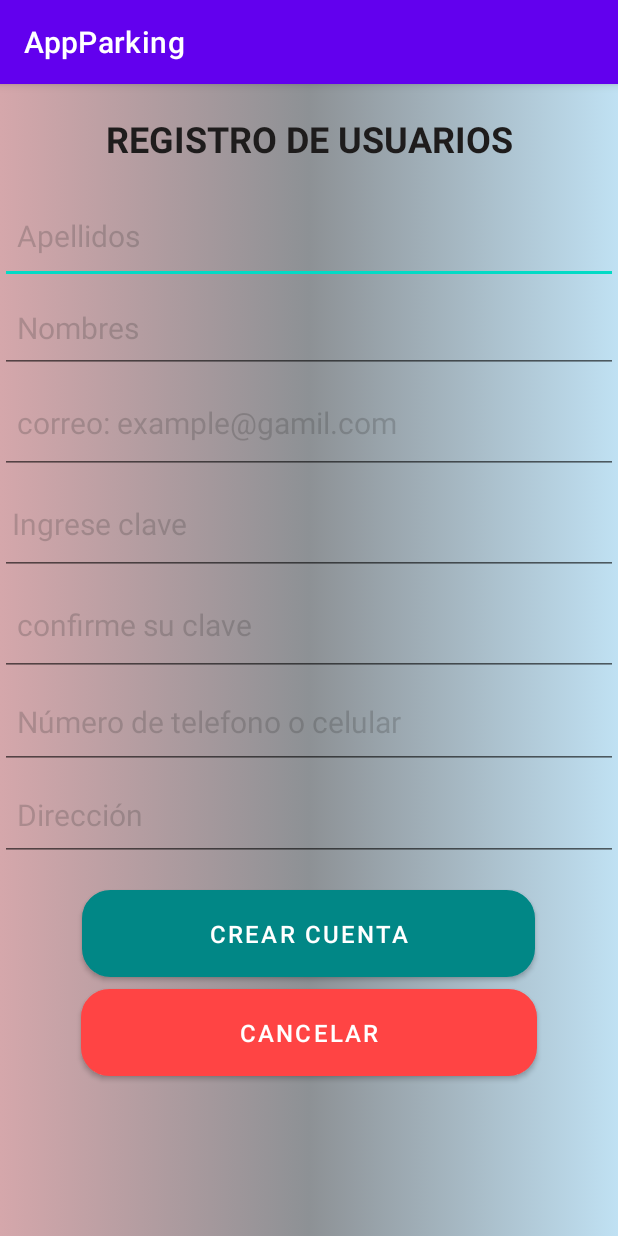
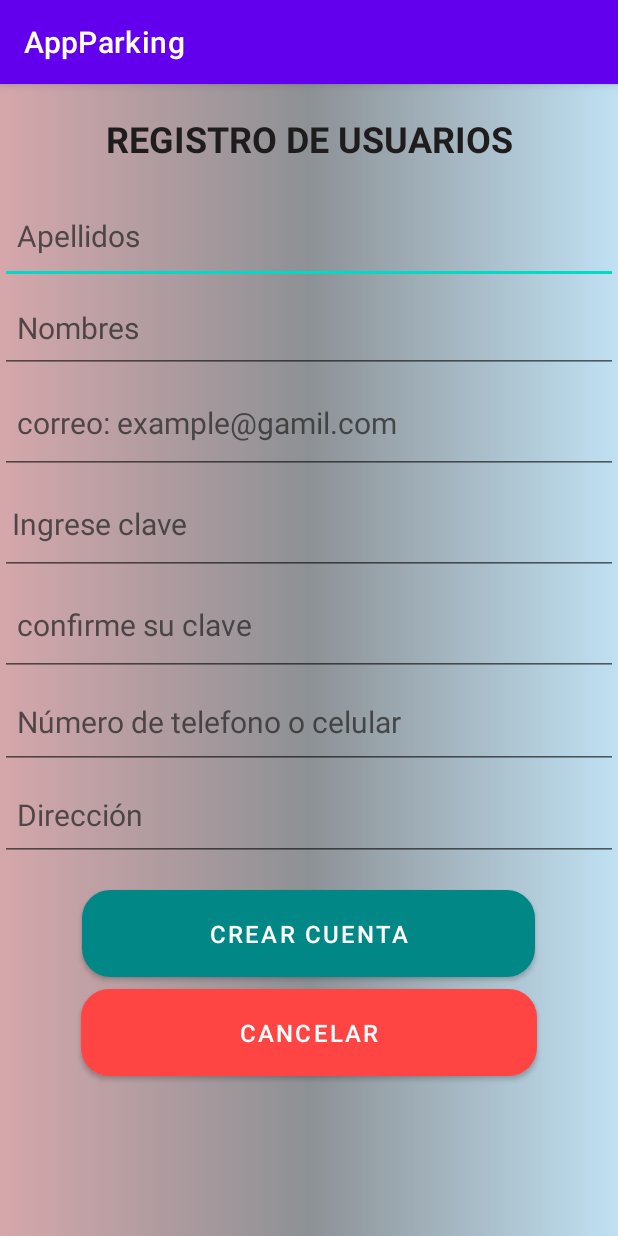
Before and after one commit to Alatriz18/AppParking1, an Android app: the activity_registro screen opened directly, with no data from a screen before it, on a phone screen of 412 x 824 dp. Run offline under Robolectric (Android 15) with nearby library versions, the phone set to English and light mode, and no system bars.

Commit message:
Update activity_registro.xml

```diff
--- a/app/src/main/res/layout/activity_registro.xml
+++ b/app/src/main/res/layout/activity_registro.xml
@@ -33,9 +33,9 @@
             android:hint="Apellidos"
             android:inputType="textPersonName"
             android:paddingLeft="11dp"
-            android:textColorHint="#392E2C2C"
-            android:textSize="20sp"
-            android:required="true"/>
+            android:required="true"
+            android:textColorHint="#C92E2C2C"
+            android:textSize="20sp" />
 
         <EditText
             android:id="@+id/txtNombres"
@@ -45,9 +45,9 @@
             android:hint="Nombres"
             android:inputType="textPersonName"
             android:paddingLeft="11dp"
-            android:textColorHint="#392E2C2C"
-            android:textSize="20sp"
-            android:required="true"/>
+            android:required="true"
+            android:textColorHint="#C92E2C2C"
+            android:textSize="20sp" />
 
         <EditText
             android:id="@+id/txtCorreo"
@@ -59,9 +59,9 @@
             android:hint="correo: example@gamil.com"
             android:inputType="textEmailAddress"
             android:paddingLeft="11dp"
-            android:textColorHint="#392E2C2C"
-            android:textSize="20sp"
-            android:required="true"/>
+            android:required="true"
+            android:textColorHint="#C92E2C2C"
+            android:textSize="20sp" />
 
         <EditText
             android:id="@+id/txtIngreseClave"
@@ -73,10 +73,10 @@
             android:hint="Ingrese clave"
             android:inputType="textPassword"
             android:paddingLeft="8dp"
-            android:textColorHint="#392E2C2C"
-            android:textSize="20sp"
+            android:required="true"
+            android:textColorHint="#C92E2C2C"
 
-            android:required="true"/>
+            android:textSize="20sp" />
 
         <EditText
             android:id="@+id/txtConfirmeClave"
@@ -88,9 +88,9 @@
             android:hint="confirme su clave"
             android:inputType="textPassword"
             android:paddingLeft="11dp"
-            android:textColorHint="#392E2C2C"
-            android:textSize="20sp"
-            android:required="true"/>
+            android:required="true"
+            android:textColorHint="#C92E2C2C"
+            android:textSize="20sp" />
 
         <EditText
             android:id="@+id/txtNumero"
@@ -101,11 +101,11 @@
             android:gravity="center_vertical"
             android:hint="Número de telefono o celular"
             android:inputType="phone"
+            android:maxLength="10"
             android:paddingLeft="11dp"
-            android:textColorHint="#392E2C2C"
-            android:textSize="20sp"
-            android:maxLength="10"
-            android:required="true"/>
+            android:required="true"
+            android:textColorHint="#C92E2C2C"
+            android:textSize="20sp" />
 
         <EditText
             android:id="@+id/txtDireccion"
@@ -115,9 +115,9 @@
             android:hint="Dirección"
             android:inputType="textPersonName"
             android:paddingLeft="11dp"
-            android:textColorHint="#392E2C2C"
-            android:textSize="20sp"
-            android:required="true"/>
+            android:required="true"
+            android:textColorHint="#C92E2C2C"
+            android:textSize="20sp" />
 
         <TextView
             android:id="@+id/textView14"
```
